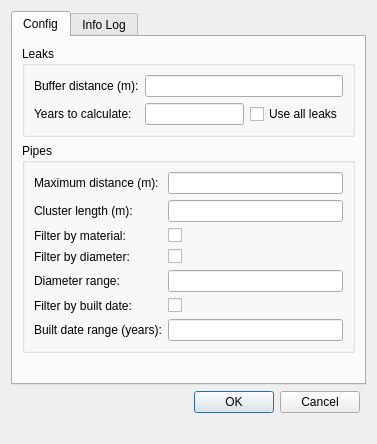
Before: the Qt Designer form core/ui/toolbars/am/assignation.ui in Giswater/giswater_qgis_plugin, drawn with Qt 5.
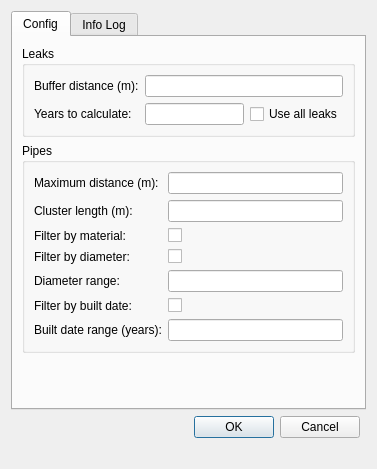
After: the same form once the commit is applied.

Commit message: style(breakage_btn): change button name to 'Breakdown Assignation'

What changed in the file:
```diff
--- a/core/ui/toolbars/am/assignation.ui
+++ b/core/ui/toolbars/am/assignation.ui
@@ -7,7 +7,7 @@
     <x>0</x>
     <y>0</y>
     <width>377</width>
-    <height>444</height>
+    <height>469</height>
    </rect>
   </property>
   <property name="windowTitle">
```
Left out of the diff: 2 changed lines with no effect on the pictures. The commit also changes 1 other file.
